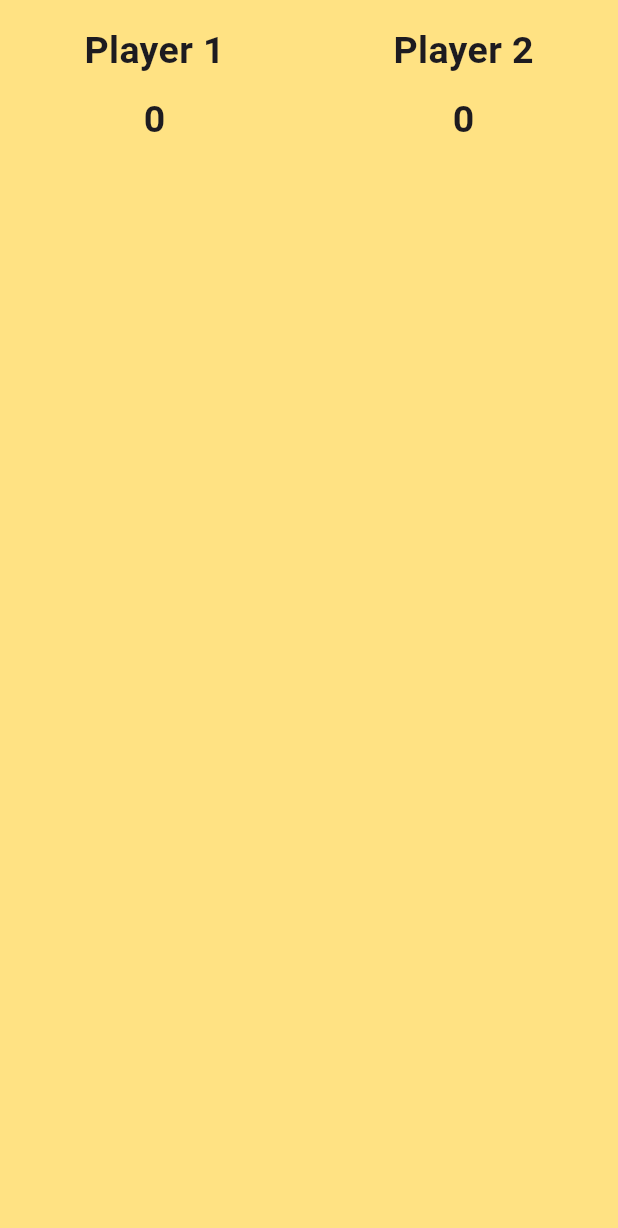
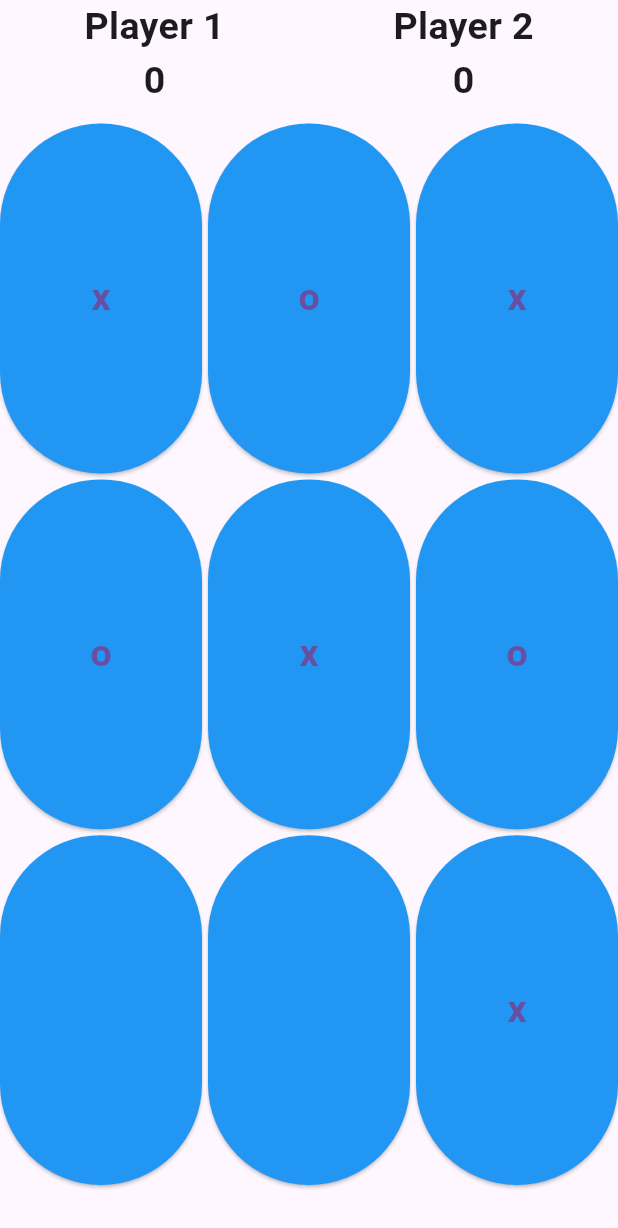
Before and after one commit to MohamedGamalDev/XOGAME, a Flutter app: the screen it shows after launch, on a phone screen of 412 x 824 dp. Shown: the top 1228 px of the screen. Run offline on Flutter 3.47's test engine with Material 3 defaults, Android fonts, the light colour scheme and no system bars.

Commit message:
I made the buttons static and handled their size so that they display well on all devices.

```diff
--- /dev/null
+++ b/lib/Button.dart
@@ -0,0 +1,21 @@
+import 'package:flutter/material.dart';
+class ActionButton extends StatelessWidget {
+  final String value;
+ // final VoidCallback action;
+  final VoidCallback action;
+  ActionButton({required this.action, required this.value});
+
+  @override
+  Widget build(BuildContext context) {
+    return ElevatedButton(
+      style: ElevatedButton.styleFrom(
+        backgroundColor: Colors.blue,
+      ),
+      child: Text(
+        value,
+        style: TextStyle(fontSize: 25, fontWeight: FontWeight.bold),
+      ),
+      onPressed: action,
+    );
+  }
+}
--- a/lib/GameBoardScreen.dart
+++ b/lib/GameBoardScreen.dart
@@ -1,42 +1,51 @@
 import 'package:flutter/material.dart';
+import 'package:game_xo/Button.dart';
+import 'Button.dart';
 class GameBoardScreen extends StatefulWidget {
   static const String route='GameBoardScreen';
   @override
   State<GameBoardScreen> createState() => _GameBoardScreenState();
 }
 class _GameBoardScreenState extends State<GameBoardScreen> {
+  void OnClick()
+  {}
+  List<String>values=[
+    'x','o','x',
+    'o','x','o',
+    '','','x',
+  ];
   @override
   Widget build(BuildContext context) {
     return Scaffold(
-      backgroundColor: Colors.amber.shade300.withOpacity(.7),
       body: SafeArea(
-
         child: Column(
           children: [
-            Row(mainAxisAlignment: MainAxisAlignment.spaceAround,
-              children: [
-                Padding(
-                  padding: const EdgeInsets.all(16.0),
-                  child: Column(
+            SizedBox(
+              height: MediaQuery.of(context).size.height *.1,
+              child: Row(mainAxisAlignment: MainAxisAlignment.spaceAround,
+                children: [
+                  Column(
                     children: [
                       Text('Player 1',style: TextStyle(fontSize: 25,fontWeight: FontWeight.bold)),
-                      SizedBox(height: 10,),
                       Text('0',style: TextStyle(fontSize: 25,fontWeight: FontWeight.bold)),
                     ],
                   ),
-                ),
-                Padding(
-                  padding: const EdgeInsets.all(16.0),
-                  child: Column(
+                  Column(
                     children: [
                       Text('Player 2',style: TextStyle(fontSize: 25,fontWeight: FontWeight.bold)),
-                      SizedBox(height: 10,),
                       Text('0',style: TextStyle(fontSize: 25,fontWeight: FontWeight.bold)),
                     ],
                   ),
-                ),
-              ],
+                ],
+              ),
             ),
+            Expanded(child:
+            GridView.builder
+              (physics: NeverScrollableScrollPhysics(),
+              gridDelegate: SliverGridDelegateWithFixedCrossAxisCount(
+                crossAxisCount: 3,crossAxisSpacing: 4,mainAxisSpacing: 4,mainAxisExtent:MediaQuery.of(context).size.height *.283,
+              ), itemBuilder:(_, index) => ActionButton(value:values[index],action:OnClick),itemCount: values.length, ))
+            // ActionButton(),
           ],
         ),
       ),
--- a/lib/main.dart
+++ b/lib/main.dart
@@ -1,18 +1,21 @@
 import 'package:flutter/material.dart';
+import 'Button.dart';
 import 'GameBoardScreen.dart';
+
 void main() {
-  runApp( MyApp());
+  runApp(MyApp());
 }
+
 class MyApp extends StatelessWidget {
   @override
   Widget build(BuildContext context) {
     return MaterialApp(
       debugShowCheckedModeBanner: false,
-      routes:
-      {
-        GameBoardScreen.route:(context) => GameBoardScreen(),
-      },
-      initialRoute: GameBoardScreen.route,
+      title: 'Game XO',
+      theme: ThemeData(
+        primarySwatch: Colors.blue,
+      ),
+      home: GameBoardScreen(),
     );
   }
 }
```
